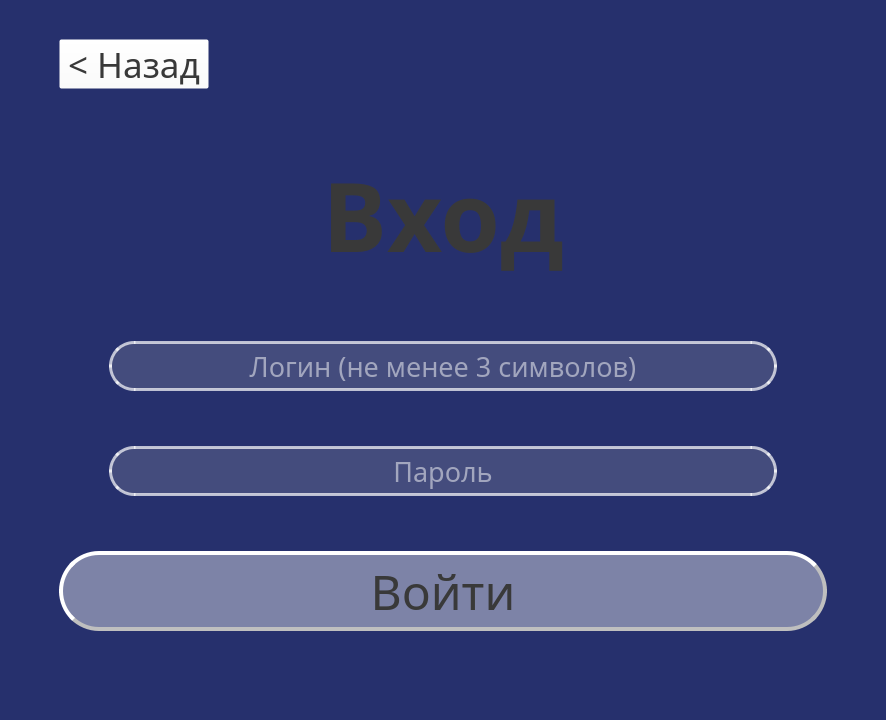
realeedd/techEng, file sign.ui: the form before one commit.
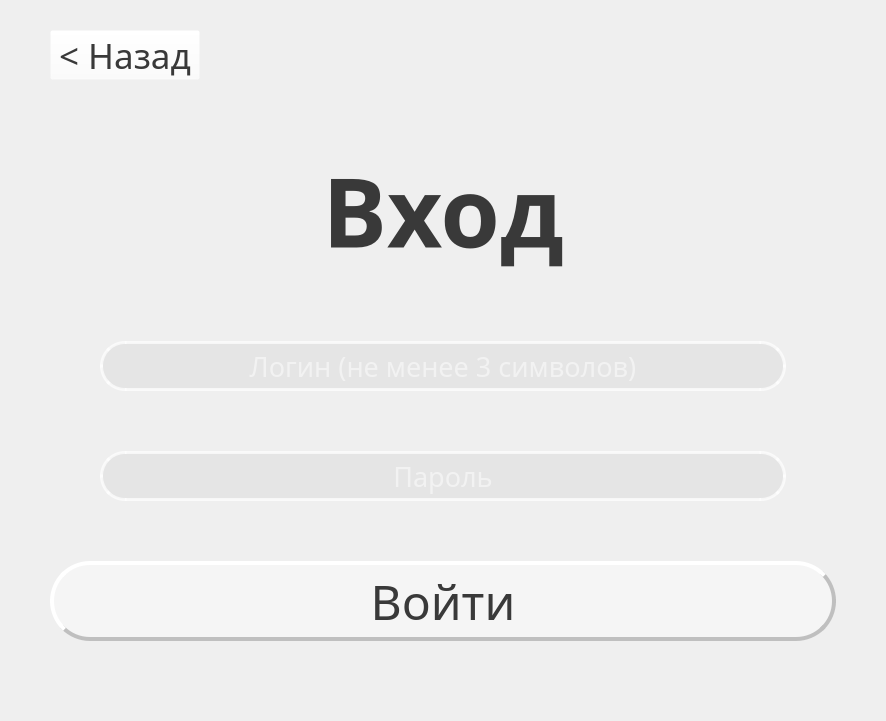
The form after the commit.

The edit to the form file:
```diff
--- a/sign.ui
+++ b/sign.ui
@@ -1,13 +1,13 @@
 <?xml version="1.0" encoding="UTF-8"?>
 <ui version="4.0">
  <class>TechEng</class>
- <widget class="QMainWindow" name="TechEng">
+ <widget class="QWidget" name="TechEng">
   <property name="geometry">
    <rect>
     <x>0</x>
     <y>0</y>
     <width>886</width>
-    <height>720</height>
+    <height>721</height>
    </rect>
   </property>
   <property name="minimumSize">
@@ -23,24 +23,35 @@
    <string>TechEng</string>
   </property>
   <property name="styleSheet">
-   <string notr="true">background: rgb(38, 48, 109)</string>
+   <string notr="true"/>
   </property>
-  <widget class="QWidget" name="centralwidget">
+  <layout class="QVBoxLayout" name="verticalLayout_4">
+   <property name="leftMargin">
+    <number>0</number>
+   </property>
+   <property name="topMargin">
+    <number>0</number>
+   </property>
+   <property name="rightMargin">
+    <number>0</number>
+   </property>
+   <property name="bottomMargin">
+    <number>0</number>
+   </property>
+   <item>
+    <widget class="QWidget" name="widget" native="true">
    <layout class="QVBoxLayout" name="verticalLayout_2">
-    <property name="spacing">
-     <number>9</number>
-    </property>
     <property name="leftMargin">
-     <number>9</number>
+       <number>0</number>
     </property>
     <property name="topMargin">
-     <number>9</number>
+       <number>0</number>
     </property>
     <property name="rightMargin">
-     <number>9</number>
+       <number>0</number>
     </property>
     <property name="bottomMargin">
-     <number>9</number>
+       <number>0</number>
     </property>
     <item>
      <layout class="QVBoxLayout" name="verticalLayout">
@@ -255,6 +266,7 @@
          <font>
           <family>Trebuchet MS</family>
           <pointsize>26</pointsize>
+            <weight>50</weight>
           <bold>false</bold>
          </font>
         </property>
@@ -272,6 +284,7 @@
          <font>
           <family>Trebuchet MS</family>
           <pointsize>72</pointsize>
+            <weight>75</weight>
           <bold>true</bold>
          </font>
         </property>
@@ -316,6 +329,7 @@
            <font>
             <family>Trebuchet MS</family>
             <pointsize>20</pointsize>
+              <weight>50</weight>
             <bold>false</bold>
            </font>
           </property>
@@ -354,6 +368,7 @@
            <font>
             <family>Trebuchet MS</family>
             <pointsize>20</pointsize>
+              <weight>50</weight>
             <bold>false</bold>
            </font>
           </property>
@@ -400,6 +415,7 @@
          <font>
           <family>Trebuchet MS</family>
           <pointsize>36</pointsize>
+            <weight>50</weight>
           <bold>false</bold>
          </font>
         </property>
@@ -419,12 +435,20 @@
         <property name="text">
          <string>Войти</string>
         </property>
+          <property name="autoDefault">
+           <bool>true</bool>
+          </property>
+          <property name="default">
+           <bool>true</bool>
+          </property>
        </widget>
       </item>
      </layout>
     </item>
    </layout>
   </widget>
+   </item>
+  </layout>
  </widget>
  <resources/>
  <connections/>
```
Left out of the diff: 3 changed lines with no effect on the pictures. Lines whose indentation alone changed are shown as unchanged.
